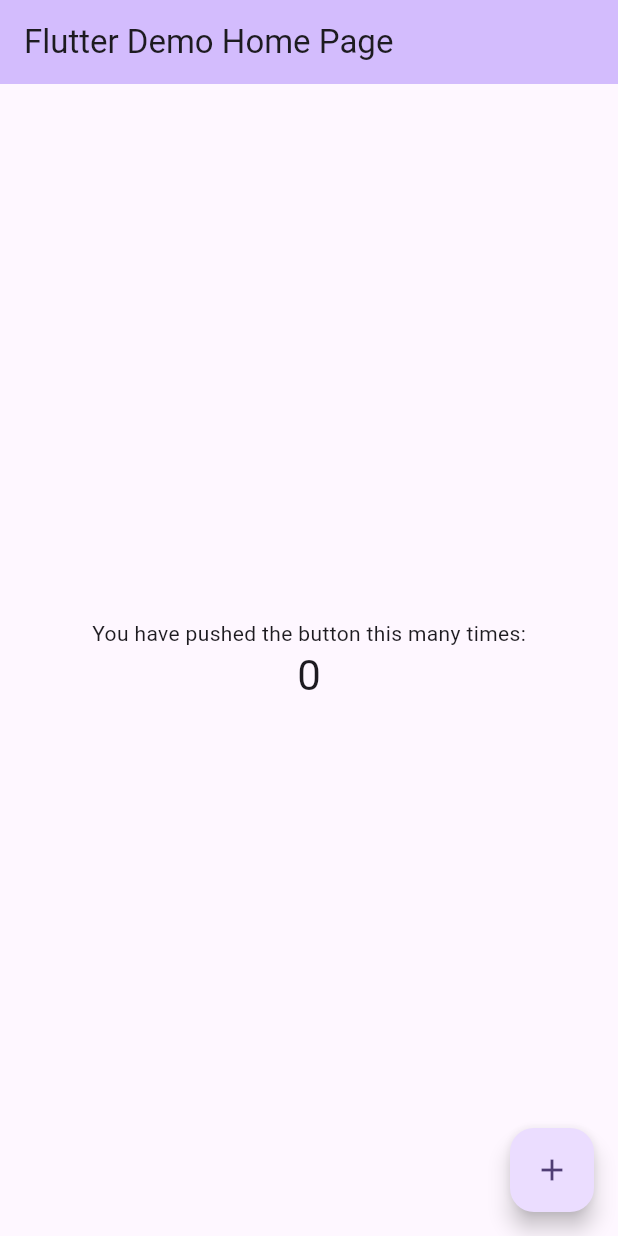
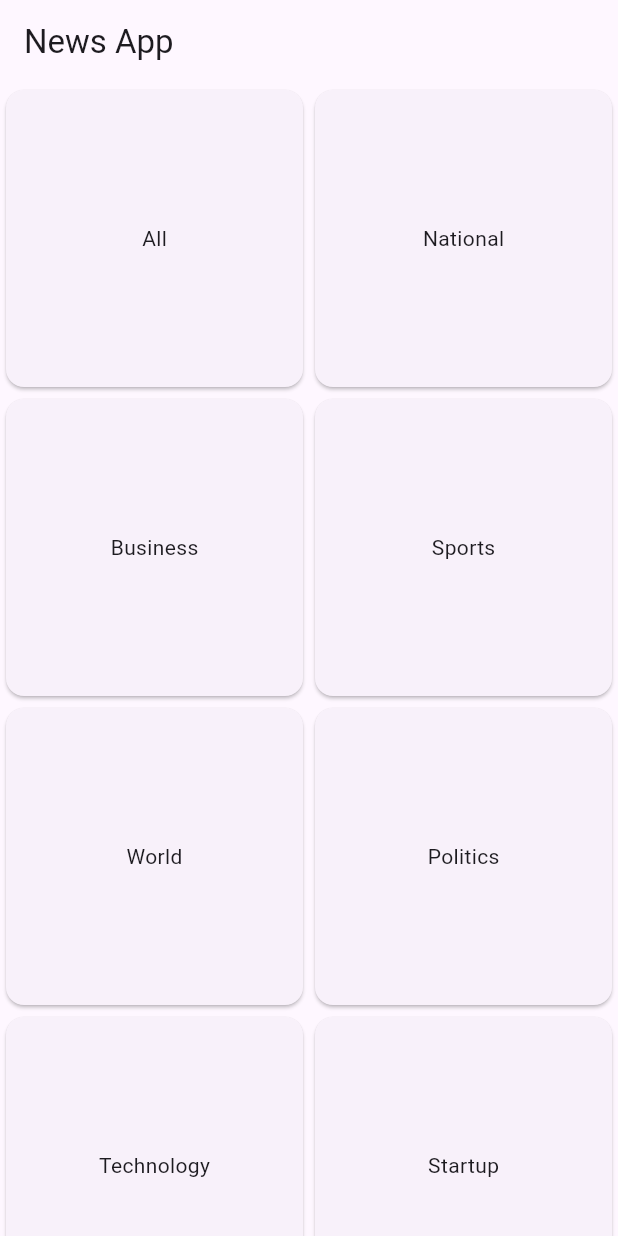
Before and after one commit to muazkadan/Flutter-Starter, a Flutter app: the screen it shows after launch, on a phone screen of 412 x 824 dp. Run offline on Flutter 3.47's test engine with Material 3 defaults, Android fonts, the phone set to English and light mode, and no system bars; our stand-ins replace equatable, get_it, injectable.

Commit message:
add home screen

```diff
--- /dev/null
+++ b/lib/data/model/category.dart
@@ -0,0 +1,25 @@
+import 'package:equatable/equatable.dart';
+
+class Category extends Equatable {
+  const Category({
+    required this.id,
+    required this.name,
+  });
+
+  final String id;
+  final String name;
+
+  @override
+  // TODO: implement props
+  List<Object?> get props => [id, name];
+
+  Category copyWith({
+    String? id,
+    String? name,
+  }) {
+    return Category(
+      id: id ?? this.id,
+      name: name ?? this.name,
+    );
+  }
+}
--- a/lib/main.dart
+++ b/lib/main.dart
@@ -1,6 +1,7 @@
 import 'package:flutter/material.dart';
 import 'package:flutter_starter/base/GlobalProvider.dart';
 import 'package:flutter_starter/inject/dependency_injection.dart';
+import 'package:flutter_starter/screen/home/HomeScreen.dart';
 
 Future<void> main() async {
   WidgetsFlutterBinding.ensureInitialized();
@@ -37,96 +38,8 @@
           colorScheme: ColorScheme.fromSeed(seedColor: Colors.deepPurple),
           useMaterial3: true,
         ),
-        home: const MyHomePage(title: 'Flutter Demo Home Page'),
+        home: const HomeScreen(),
       ),
     );
   }
 }
-
-class MyHomePage extends StatefulWidget {
-  const MyHomePage({super.key, required this.title});
-
-  // This widget is the home page of your application. It is stateful, meaning
-  // that it has a State object (defined below) that contains fields that affect
-  // how it looks.
-
-  // This class is the configuration for the state. It holds the values (in this
-  // case the title) provided by the parent (in this case the App widget) and
-  // used by the build method of the State. Fields in a Widget subclass are
-  // always marked "final".
-
-  final String title;
-
-  @override
-  State<MyHomePage> createState() => _MyHomePageState();
-}
-
-class _MyHomePageState extends State<MyHomePage> {
-  int _counter = 0;
-
-  void _incrementCounter() {
-    setState(() {
-      // This call to setState tells the Flutter framework that something has
-      // changed in this State, which causes it to rerun the build method below
-      // so that the display can reflect the updated values. If we changed
-      // _counter without calling setState(), then the build method would not be
-      // called again, and so nothing would appear to happen.
-      _counter++;
-    });
-  }
-
-  @override
-  Widget build(BuildContext context) {
-    // This method is rerun every time setState is called, for instance as done
-    // by the _incrementCounter method above.
-    //
-    // The Flutter framework has been optimized to make rerunning build methods
-    // fast, so that you can just rebuild anything that needs updating rather
-    // than having to individually change instances of widgets.
-    return Scaffold(
-      appBar: AppBar(
-        // TRY THIS: Try changing the color here to a specific color (to
-        // Colors.amber, perhaps?) and trigger a hot reload to see the AppBar
-        // change color while the other colors stay the same.
-        backgroundColor: Theme.of(context).colorScheme.inversePrimary,
-        // Here we take the value from the MyHomePage object that was created by
-        // the App.build method, and use it to set our appbar title.
-        title: Text(widget.title),
-      ),
-      body: Center(
-        // Center is a layout widget. It takes a single child and positions it
-        // in the middle of the parent.
-        child: Column(
-          // Column is also a layout widget. It takes a list of children and
-          // arranges them vertically. By default, it sizes itself to fit its
-          // children horizontally, and tries to be as tall as its parent.
-          //
-          // Column has various properties to control how it sizes itself and
-          // how it positions its children. Here we use mainAxisAlignment to
-          // center the children vertically; the main axis here is the vertical
-          // axis because Columns are vertical (the cross axis would be
-          // horizontal).
-          //
-          // TRY THIS: Invoke "debug painting" (choose the "Toggle Debug Paint"
-          // action in the IDE, or press "p" in the console), to see the
-          // wireframe for each widget.
-          mainAxisAlignment: MainAxisAlignment.center,
-          children: <Widget>[
-            const Text(
-              'You have pushed the button this many times:',
-            ),
-            Text(
-              '$_counter',
-              style: Theme.of(context).textTheme.headlineMedium,
-            ),
-          ],
-        ),
-      ),
-      floatingActionButton: FloatingActionButton(
-        onPressed: _incrementCounter,
-        tooltip: 'Increment',
-        child: const Icon(Icons.add),
-      ), // This trailing comma makes auto-formatting nicer for build methods.
-    );
-  }
-}
--- /dev/null
+++ b/lib/screen/home/HomeData.dart
@@ -0,0 +1,32 @@
+import 'package:flutter_starter/base/StateData.dart';
+import 'package:flutter_starter/data/model/category.dart';
+
+class HomeData extends StateData {
+  const HomeData({
+    required this.categoryList,
+  });
+
+  const HomeData.initial()
+      : categoryList = const [
+          Category(name: "All", id: "all"),
+          Category(name: "National", id: "national"),
+          Category(name: "Business", id: "business"),
+          Category(name: "Sports", id: "sports"),
+          Category(name: "World", id: "world"),
+          Category(name: "Politics", id: "politics"),
+          Category(name: "Technology", id: "technology"),
+          Category(name: "Startup", id: "startup"),
+          Category(name: "Entertainment", id: "entertainment"),
+          Category(name: "Miscellaneous", id: "miscellaneous"),
+          Category(name: "Hatke", id: "hatke"),
+          Category(name: "Science", id: "science"),
+          Category(name: "Automobile", id: "automobile"),
+        ];
+
+  final List<Category> categoryList;
+
+  @override
+  List<Object?> get props => [
+        categoryList,
+      ];
+}
--- /dev/null
+++ b/lib/screen/home/HomeScreen.dart
@@ -0,0 +1,47 @@
+import 'package:flutter/material.dart';
+import 'package:flutter_starter/base/Screen.dart';
+import 'package:flutter_starter/screen/home/HomeData.dart';
+import 'package:flutter_starter/screen/home/HomeViewModel.dart';
+import 'package:provider/provider.dart';
+import 'package:flutter_starter/data/model/category.dart';
+
+class HomeScreen extends Screen {
+  const HomeScreen({super.key});
+
+  @override
+  _HomeScreenState createState() => _HomeScreenState();
+}
+
+class _HomeScreenState
+    extends ScreenState<HomeScreen, HomeViewModel, HomeData> {
+  @override
+  Widget buildScreen(BuildContext context) {
+    return Scaffold(
+      appBar: AppBar(title: const Text('News App')),
+      body: Selector<HomeData, List<Category>>(
+        selector: (_, data) => data.categoryList,
+        builder: (context, categories, _) {
+          return GridView.builder(
+            gridDelegate: const SliverGridDelegateWithFixedCrossAxisCount(
+              crossAxisCount: 2, // number of columns
+            ),
+            itemCount: categories.length,
+            itemBuilder: (context, index) {
+              final category = categories[index];
+              return InkWell(
+                onTap: () {
+                  // TODO - Navigate to news list screen
+                },
+                child: Card(
+                  child: Center(
+                    child: Text(category.name),
+                  ),
+                ),
+              );
+            },
+          );
+        },
+      ),
+    );
+  }
+}
--- /dev/null
+++ b/lib/screen/home/HomeViewModel.dart
@@ -0,0 +1,8 @@
+import 'package:flutter_starter/base/ViewModel.dart';
+import 'package:flutter_starter/screen/home/HomeData.dart';
+import 'package:injectable/injectable.dart';
+
+@injectable
+class HomeViewModel extends ViewModel<HomeData> {
+  HomeViewModel() : super(const HomeData.initial());
+}
```
Also changed, not shown: lib/inject/dependency_injection.config.dart.
